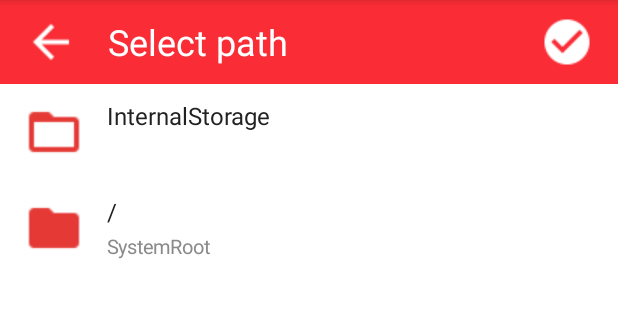
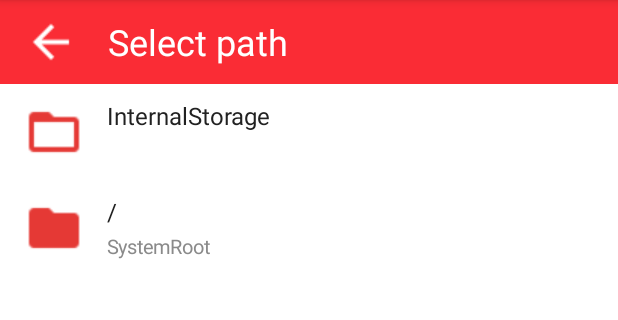
Before and after one commit to Vadimcg/NDKExperiments, an Android app: the screen it shows after launch (FileSelectionActivity), on a phone screen of 412 x 824 dp, the part 84-404 px from its top. Run offline under Robolectric (Android 15) with nearby library versions, the phone set to English and light mode, and no system bars.

Commit message:
Deleted "ok" button

```diff
--- a/app/src/main/java/com/group/improve/ndkexperiments/FileSelectionActivity.java
+++ b/app/src/main/java/com/group/improve/ndkexperiments/FileSelectionActivity.java
@@ -32,25 +32,6 @@ public class FileSelectionActivity extends AppCompatActivity {
                 if (mDirectoryFragment.onBackPressed_()) {
                     finish();
                 }
-            }
-        });
-
-        ImageButton btnOk=(ImageButton)this.findViewById(R.id.imOk);
-        btnOk.setOnClickListener(new View.OnClickListener() {
-            @Override
-            public void onClick(View v) {
-
-                String path=((DirectoryFragment)fragmentManager.getFragments().get(0)).getCurrentPath();
-
-                if(path.isEmpty()){
-                    mDirectoryFragment.showErrorBox(getString(R.string.file_manager_error_path_incorrect));
-                    return;
-                }
-
-                Intent intent=new Intent(FileSelectionActivity.this,FileInfoActivity.class);
-                intent.putExtra(PATH,path);
-                FileSelectionActivity.this.startActivity(intent);
-
             }
         });
 
--- a/app/src/main/res/layout/include_path_panel.xml
+++ b/app/src/main/res/layout/include_path_panel.xml
@@ -25,14 +25,5 @@
         android:textSize="24sp"
         android:background="@color/anysign_trans" />
 
-    <ImageButton
-        android:layout_width="wrap_content"
-        android:layout_height="match_parent"
-        android:id="@+id/imOk"
-        android:layout_centerVertical="true"
-        android:layout_alignParentRight="true"
-        android:src="@drawable/ic_check"
-        android:background="@color/anysign_trans"
-        android:layout_marginRight="16dp" />
 
 </RelativeLayout>
```
